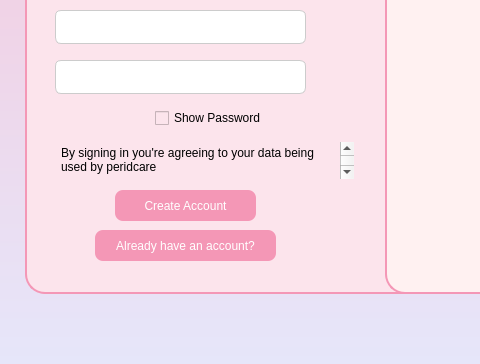
The window that signup.ui (sangya23/Periodcare) describes before a commit, drawn with Qt 5; both pictures show x 0 to 480 and y 236 to 600 of the 800 by 600 pixel window.
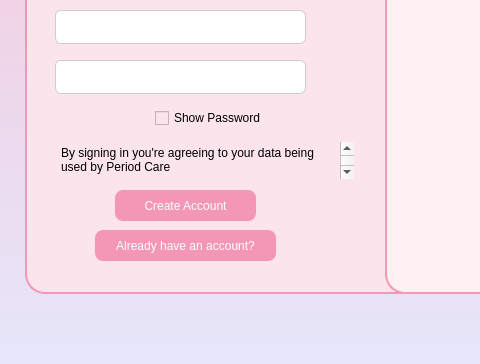
The same window after the commit. Icons and pictures are not drawn.

Patch:
```diff
--- a/signup.ui
+++ b/signup.ui
@@ -454,7 +454,7 @@
 li.unchecked::marker { content: &quot;\2610&quot;; }
 li.checked::marker { content: &quot;\2612&quot;; }
 &lt;/style&gt;&lt;/head&gt;&lt;body style=&quot; font-family:'Segoe UI'; font-size:9pt; font-weight:400; font-style:normal;&quot;&gt;
-&lt;p style=&quot; margin-top:0px; margin-bottom:0px; margin-left:0px; margin-right:0px; -qt-block-indent:0; text-indent:0px;&quot;&gt;By signing in you're agreeing to your data being used by peridcare&lt;/p&gt;
+&lt;p style=&quot; margin-top:0px; margin-bottom:0px; margin-left:0px; margin-right:0px; -qt-block-indent:0; text-indent:0px;&quot;&gt;By signing in you're agreeing to your data being used by Period Care&lt;/p&gt;
 &lt;p style=&quot;-qt-paragraph-type:empty; margin-top:0px; margin-bottom:0px; margin-left:0px; margin-right:0px; -qt-block-indent:0; text-indent:0px;&quot;&gt;&lt;br /&gt;&lt;/p&gt;&lt;/body&gt;&lt;/html&gt;</string>
        </property>
       </widget>
```
